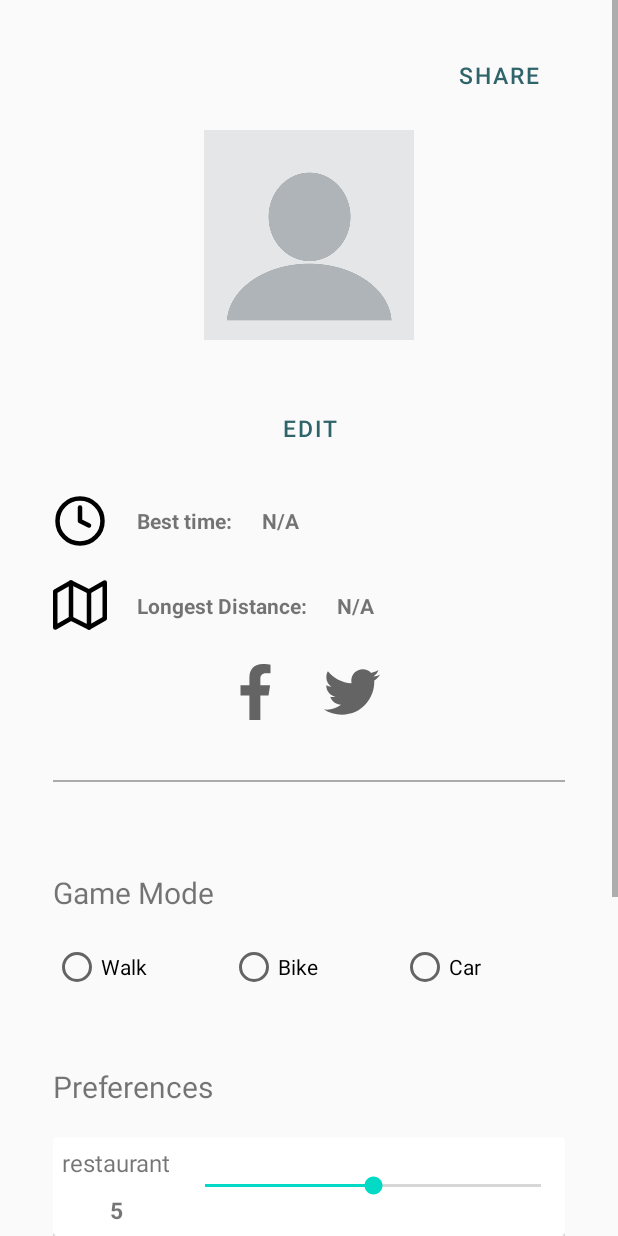
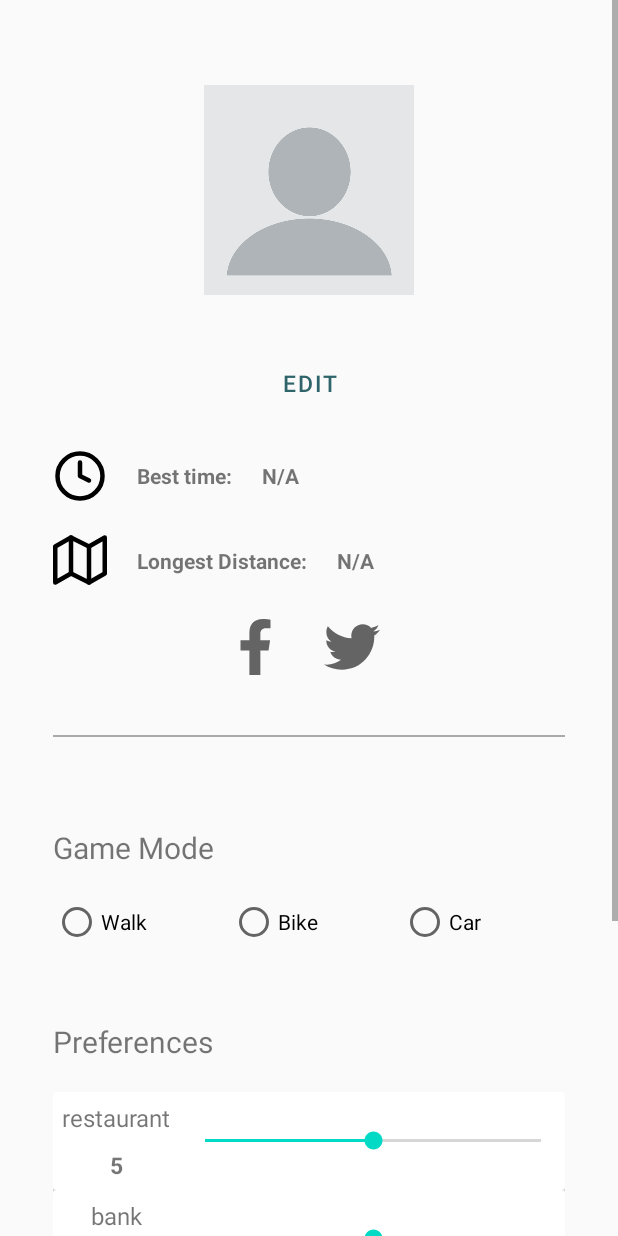
Before and after one commit to kashepavadan/cs446proj, an Android app: the ProfileActivity screen opened directly, with no data from a screen before it, on a phone screen of 412 x 824 dp. Run offline under Robolectric (Android 15) with nearby library versions, the phone set to English and light mode, and no system bars; libraries missing offline, so code that uses them is left out: org.osmdroid.bonuspack, org.osmdroid.util, org.osmdroid.views.

Commit message:
edit profile

```diff
--- a/app/src/main/java/com/example/maprace/ProfileActivity.java
+++ b/app/src/main/java/com/example/maprace/ProfileActivity.java
@@ -16,18 +16,20 @@ import com.example.maprace.data.model.Preference;
 import com.example.maprace.data.model.Records;
 import com.example.maprace.data.model.UserProfile;
 import com.example.maprace.model.ProfileModel;
+import com.example.maprace.service.PersistenceService;
 
 import java.util.List;
 import java.util.Locale;
 import java.util.concurrent.TimeUnit;
 
-public class ProfileActivity extends AppCompatActivity {
+public class ProfileActivity extends AppCompatActivity implements editProfileDialog.BottomSheetListener {
     private LinearLayout preferencesContainer;
     private TextView usernameTextView;
     private TextView longestDistanceTextView;
     private TextView bestTimeTextView;
     private ShareButton[] shareButtons;
     private RadioGroup gameModeRadioGroup;
+    private PersistenceService persistenceService;
     private RadioGroup.OnCheckedChangeListener onCheckedChangeListener = new RadioGroup.OnCheckedChangeListener() {
         @Override
         public void onCheckedChanged(RadioGroup group, int checkedId) {
@@ -74,15 +76,24 @@ public class ProfileActivity extends AppCompatActivity {
         bestTimeTextView = findViewById(R.id.bestTime);
         shareButtons = new ShareButton[]{ findViewById(R.id.twitterButton), findViewById(R.id.facebookButton)};
         gameModeRadioGroup = findViewById(R.id.gameModeRadioGroup);
-        Button buttonOpenBottomSheet = findViewById(R.id.shareButton);
+        persistenceService = PersistenceService.getInstance();
+        Button buttonOpenBottomSheet = findViewById(R.id.editProfileButton);
         buttonOpenBottomSheet.setOnClickListener(v -> {
-            shareOptionDialog bottomSheet = new shareOptionDialog();
-            bottomSheet.show(getSupportFragmentManager(), "exampleBottomSheet");
+            editProfileDialog bottomSheet = new editProfileDialog();
+            bottomSheet.show(getSupportFragmentManager(), "BottomSheet");
         });
 
         gameModeRadioGroup.setOnCheckedChangeListener(onCheckedChangeListener);
 
         profileModel = new ProfileModel(this);
+    }
+
+
+    @Override
+    public void onFinishEdit(String text) {
+        usernameTextView.setText(text);
+        UserProfile profile = UserProfile.newInstance(text);
+        persistenceService.saveUserProfile(profile);
     }
 
     public void onUpdateProfile(UserProfile userProfile) {
--- a/app/src/main/res/layout/activity_profile.xml
+++ b/app/src/main/res/layout/activity_profile.xml
@@ -18,16 +18,6 @@
             android:layout_width="match_parent"
             android:layout_height="wrap_content"
             android:orientation="vertical">
-
-            <Button
-                android:id="@+id/shareButton"
-                android:layout_width="wrap_content"
-                android:layout_height="30dp"
-                android:layout_gravity="right"
-                android:textSize="15sp"
-                android:text="Share"
-                style="@style/Widget.MaterialComponents.Button.TextButton"
-                />
 
             <com.google.android.material.imageview.ShapeableImageView
                 android:layout_width="140dp"
```
Also changed, not shown: app/src/main/java/com/example/maprace/editProfileDialog.java (added, +54 -0 lines), app/src/main/java/com/example/maprace/shareOptionDialog.java (deleted, +0 -32 lines), app/src/main/res/layout/edit_bottom_sheet.xml (added, +32 -0 lines), app/src/main/res/layout/share_option_bottom_sheet.xml (deleted, +0 -39 lines).
